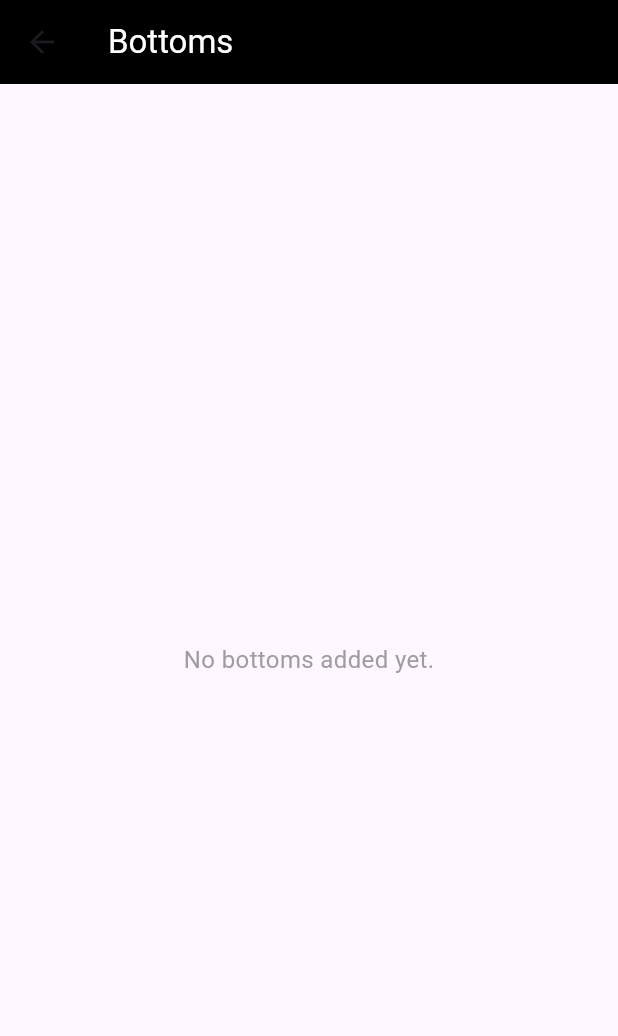
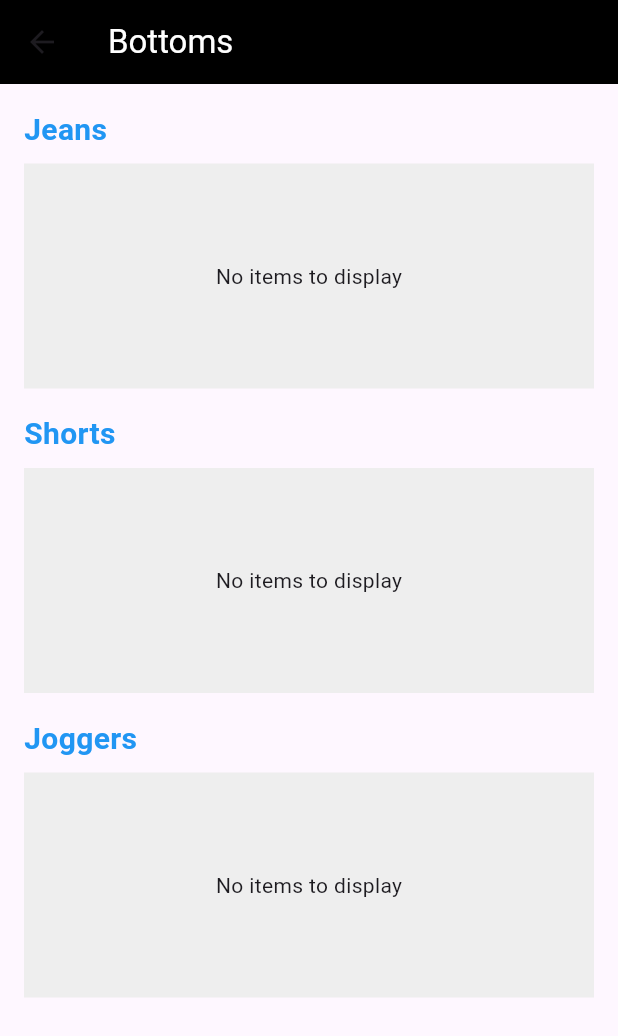
Before and after one commit to ha4nen/outfitly_2, a Flutter app: the BottomsPage screen opened directly with empty values, on a phone screen of 412 x 824 dp. Shown: the top 1036 px of the screen. Run offline on Flutter 3.47's test engine with Material 3 defaults, Android fonts, the phone set to English and light mode, and no system bars; our stand-ins replace image_picker, table_calendar.

Commit message:
sub catagories

```diff
--- a/lib/Pages/all_items_page.dart
+++ b/lib/Pages/all items/all_items_page.dart
@@ -4,10 +4,10 @@ import 'package:flutter/material.dart';
 import 'dart:io';
 
 import 'package:flutter_application_1/Pages/item_details_page.dart';
-import 'package:flutter_application_1/Pages/catagories/Tops/tops.dart';
-import 'package:flutter_application_1/Pages/catagories/Bottoms/bottoms.dart';
-import 'package:flutter_application_1/Pages/catagories/Accessories/accessories.dart';
-import 'package:flutter_application_1/Pages/catagories/Shoes/shoes.dart';
+import 'package:flutter_application_1/Pages/all%20items/catagories/Tops/tops.dart';
+import 'package:flutter_application_1/Pages/all%20items/catagories/Bottoms/bottoms.dart';
+import 'package:flutter_application_1/Pages/all%20items/catagories/Accessories/accessories.dart';
+import 'package:flutter_application_1/Pages/all%20items/catagories/Shoes/shoes.dart';
 
 class AllItemsPage extends StatefulWidget {
   final List<File> items;
@@ -75,15 +75,15 @@ class _AllItemsPageState extends State<AllItemsPage> {
               const SizedBox(height: 16),
 
               // Bottoms Section
-              _buildCategorySection('Bottoms', widget.bottoms, BottomsPage(bottoms: widget.bottoms)),
+              _buildCategorySection('Bottoms', widget.bottoms, BottomsPage(bottoms: widget.bottoms, jeans: [], shorts: [], joggers: [],)),
               const SizedBox(height: 16),
 
               // Accessories Section
-              _buildCategorySection('Accessories', widget.accessories, AccessoriesPage(accessories: widget.accessories)),
+              _buildCategorySection('Accessories', widget.accessories, AccessoriesPage(accessories: widget.accessories, bracelets: [], handBags: [], rings: [], necklaces: [],)),
               const SizedBox(height: 16),
 
               // Shoes Section
-              _buildCategorySection('Shoes', widget.shoes, ShoesPage(shoes: widget.shoes)),
+              _buildCategorySection('Shoes', widget.shoes, ShoesPage(shoes: widget.shoes, sneakers: [], sandals: [], highKneels: [],)),
             ],
           ),
         ),
--- /dev/null
+++ b/lib/Pages/all items/catagories/Bottoms/bottoms.dart
@@ -0,0 +1,93 @@
+import 'package:flutter/material.dart';
+import 'dart:io';
+
+class BottomsPage extends StatelessWidget {
+  final List<File> jeans;
+  final List<File> shorts;
+  final List<File> joggers;
+
+  const BottomsPage({
+    super.key,
+    required this.jeans,
+    required this.shorts,
+    required this.joggers, required List<File> bottoms,
+  });
+
+  @override
+  Widget build(BuildContext context) {
+    return Scaffold(
+      appBar: AppBar(
+        title: const Text(
+          'Bottoms',
+          style: TextStyle(color: Colors.white),
+        ),
+        backgroundColor: Colors.black,
+      ),
+      body: Padding(
+        padding: const EdgeInsets.all(16.0),
+        child: SingleChildScrollView(
+          child: Column(
+            crossAxisAlignment: CrossAxisAlignment.start,
+            children: [
+              _buildCategorySection('Jeans', jeans),
+              const SizedBox(height: 16),
+              _buildCategorySection('Shorts', shorts),
+              const SizedBox(height: 16),
+              _buildCategorySection('Joggers', joggers),
+            ],
+          ),
+        ),
+      ),
+    );
+  }
+
+  Widget _buildCategorySection(String categoryName, List<File> items) {
+    return Column(
+      crossAxisAlignment: CrossAxisAlignment.start,
+      children: [
+        GestureDetector(
+          onTap: () {
+            // Handle navigation or action when the subcategory is clicked
+          },
+          child: Text(
+            categoryName,
+            style: const TextStyle(fontSize: 20, fontWeight: FontWeight.bold, color: Colors.blue),
+          ),
+        ),
+        const SizedBox(height: 8),
+        items.isEmpty
+            ? Container(
+                height: 150,
+                color: Colors.grey[200],
+                child: const Center(
+                  child: Text('No items to display'),
+                ),
+              )
+            : SizedBox(
+                height: 150,
+                child: ListView.builder(
+                  scrollDirection: Axis.horizontal,
+                  itemCount: items.length,
+                  itemBuilder: (context, index) {
+                    return GestureDetector(
+                      onTap: () {
+                        // Handle item click
+                      },
+                      child: Container(
+                        margin: const EdgeInsets.only(right: 8.0),
+                        decoration: BoxDecoration(
+                          borderRadius: BorderRadius.circular(8.0),
+                          image: DecorationImage(
+                            image: FileImage(items[index]),
+                            fit: BoxFit.cover,
+                          ),
+                        ),
+                      ),
+                    );
+                  },
+                ),
+              ),
+      ],
+    );
+  }
+}
--- a/lib/Pages/catagories/Bottoms/bottoms.dart
+++ /dev/null
@@ -1,55 +0,0 @@
-import 'package:flutter/material.dart';
-import 'dart:io';
-
-class BottomsPage extends StatelessWidget {
-  final List<File> bottoms; // List of bottoms items
-
-  const BottomsPage({super.key, required this.bottoms});
-
-  @override
-  Widget build(BuildContext context) {
-    return Scaffold(
-      appBar: AppBar(
-        title: const Text(
-          'Bottoms',
-          style: TextStyle(color: Colors.white), // Set text color to white
-        ),
-        backgroundColor: Colors.black, // Set background color to black
-      ),
-      body: bottoms.isEmpty
-          ? const Center(
-              child: Text(
-                'No bottoms added yet.',
-                style: TextStyle(fontSize: 16, color: Colors.grey),
-              ),
-            )
-          : Padding(
-              padding: const EdgeInsets.all(16.0),
-              child: GridView.builder(
-                gridDelegate: const SliverGridDelegateWithFixedCrossAxisCount(
-                  crossAxisCount: 2, // Number of items per row
-                  crossAxisSpacing: 8.0,
-                  mainAxisSpacing: 8.0,
-                ),
-                itemCount: bottoms.length,
-                itemBuilder: (context, index) {
-                  return GestureDetector(
-                    onTap: () {
-                      // Handle bottom item click (e.g., navigate to details page)
-                    },
-                    child: Container(
-                      decoration: BoxDecoration(
-                        borderRadius: BorderRadius.circular(8.0),
-                        image: DecorationImage(
-                          image: FileImage(bottoms[index]),
-                          fit: BoxFit.cover,
-                        ),
-                      ),
-                    ),
-                  );
-                },
-              ),
-            ),
-    );
-  }
-}
--- a/lib/Pages/wardrobe_page.dart
+++ b/lib/Pages/wardrobe_page.dart
@@ -1,7 +1,7 @@
 // ignore_for_file: deprecated_member_use
 
 import 'package:flutter/material.dart';
-import 'package:flutter_application_1/Pages/all_items_page.dart';
+import 'package:flutter_application_1/Pages/all%20items/all_items_page.dart';
 import 'package:flutter_application_1/Pages/all_outfits.dart';
 import 'dart:io';
 import 'item_details_page.dart';
```
Also changed, not shown: lib/Pages/all items/catagories/Accessories/accessories.dart (added, +97 -0 lines), lib/Pages/all items/catagories/Shoes/shoes.dart (added, +93 -0 lines), lib/Pages/catagories/Accessories/accessories.dart (deleted, +0 -55 lines), lib/Pages/catagories/Shoes/shoes.dart (deleted, +0 -55 lines), lib/Pages/all items/catagories/Tops/tops.dart (renamed from lib/Pages/catagories/Tops/tops.dart).
